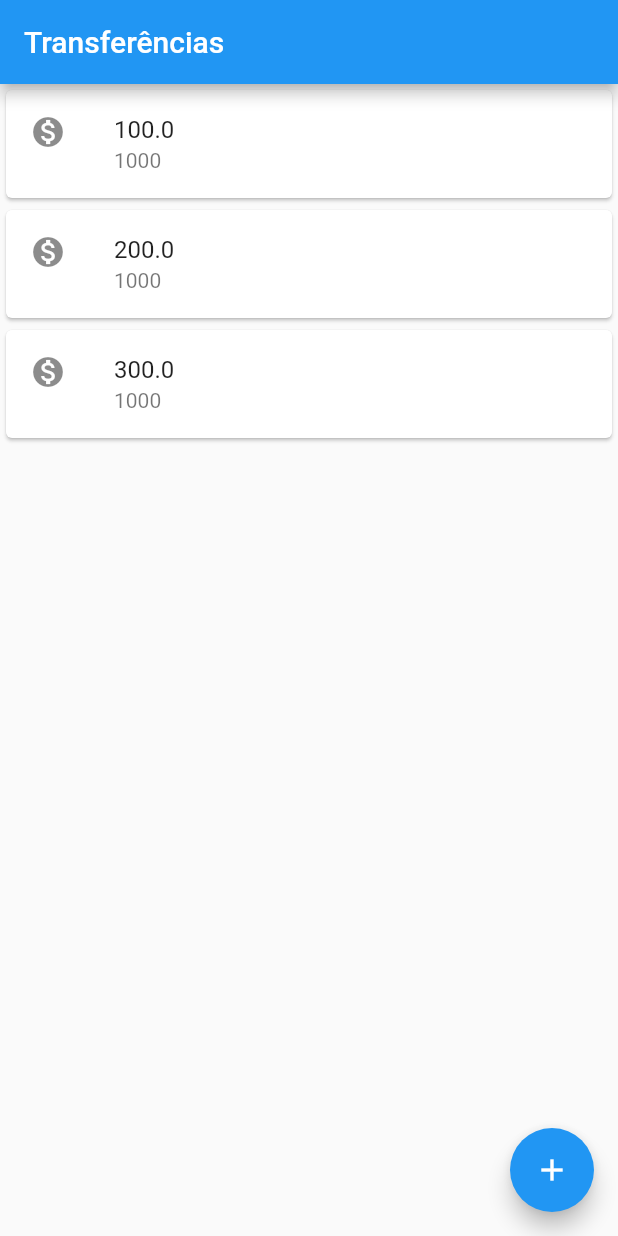
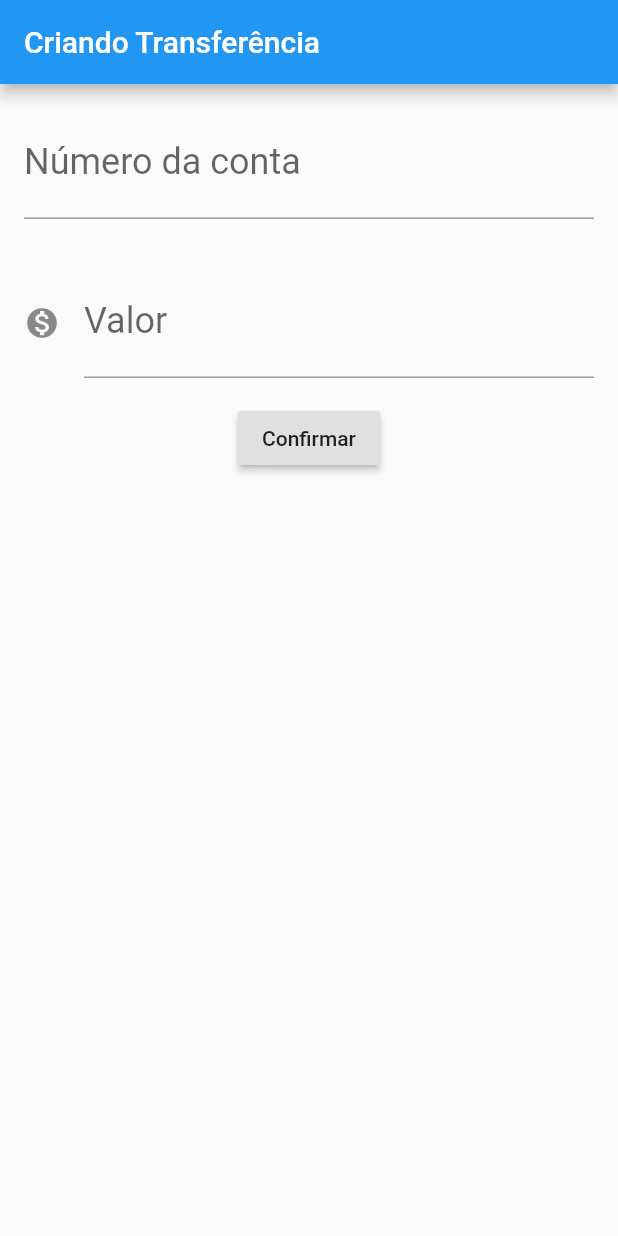
Before and after one commit to Jonas-Emir/BytebankMobile, a Flutter app: the screen it shows after launch, on a phone screen of 412 x 824 dp. Run offline on Flutter 3.47's test engine with Material 2 defaults, Android fonts, the phone set to English and light mode, and no system bars.

Commit message:
Criação do Formulário de tTransferência

```diff
--- a/lib/main.dart
+++ b/lib/main.dart
@@ -1,43 +1,103 @@
 import 'package:flutter/material.dart';
 
-void main() => runApp(MaterialApp(
-  home: Scaffold(
-    body: ListaTransferencias(),
-    appBar: AppBar(title: Text('Transferências'),),
-    floatingActionButton: FloatingActionButton(
-      onPressed: () {  },
-      child: Icon(Icons.add),
-    ),
-  ),
-));
+void main() => runApp(BytebankApp());
+
+class BytebankApp extends StatelessWidget {
+  @override
+  Widget build(BuildContext context) {
+    return MaterialApp(
+      home: Scaffold(
+        body: FormularioTransferencia(),
+      ),
+    );
+  }
+}
+
+
+class FormularioTransferencia  extends StatelessWidget {
+  @override
+  Widget build(BuildContext context) {
+    return Scaffold(
+      appBar: AppBar(title: Text('Criando Transferência') ,),
+        body: Column(
+          children: <Widget>[
+            Padding(
+              padding: const EdgeInsets.all(16.0),
+              child: TextField(
+                style: TextStyle(
+                  fontSize: 24.0
+                ),
+                decoration: InputDecoration(
+                  labelText: 'Número da conta',
+                  hintText: '0000'
+                ),
+                keyboardType: TextInputType.number,
+              ),
+            ),
+            Padding(
+              padding: const EdgeInsets.all(16.0),
+              child: TextField(
+                style: TextStyle(
+                  fontSize: 24.0
+                ),
+                decoration: InputDecoration(
+                  icon: Icon(Icons.monetization_on),
+                  labelText: 'Valor',
+                  hintText: '0.00'
+                ),
+                keyboardType: TextInputType.number,
+              ),
+            ),
+            RaisedButton(onPressed: () {  },
+            child: Text('Confirmar'),)
+          ],
+        ));
+  }
+}
 
 class ListaTransferencias extends StatelessWidget {
   @override
   Widget build(BuildContext context) {
-    return Column(
-      children: <Widget>[
-        Card(
-          child: ListTile(
-            leading: Icon(Icons.monetization_on),
-            title: Text('100.0'),
-            subtitle: Text('1000'),
-          ),
-        ),
-        Card(
-            child: ListTile(
-              leading: Icon(Icons.monetization_on),
-              title: Text('200.0'),
-              subtitle: Text('1000'),
-            )
-        ),
-        Card(
-            child: ListTile(
-              leading: Icon(Icons.monetization_on),
-              title: Text('300.0'),
-              subtitle: Text('1000'),
-            )
-        ),
-      ],
+    return Scaffold(
+      appBar: AppBar(
+        title: Text('Transferências'),),
+
+      body: Column(
+        children: <Widget>[
+        ItemTransferencia(Transferencia(100.0, 1000)),
+        ItemTransferencia(Transferencia(200.0, 2000)),
+        ItemTransferencia(Transferencia(300.0, 3000)),
+        ],
+      ),
+      floatingActionButton: FloatingActionButton(
+        onPressed: () {  },
+        child: Icon(Icons.add),
+      ),
     );
   }
 }
+
+class ItemTransferencia extends StatelessWidget {
+
+ final Transferencia _transferencia;
+
+  ItemTransferencia(this._transferencia);
+
+  @override
+  Widget build(BuildContext context) {
+    return Card(
+        child: ListTile(
+          leading: Icon(Icons.monetization_on),
+          title: Text(_transferencia.valor.toString()),
+          subtitle: Text(_transferencia.numeroConta.toString()),
+        ));
+  }
+}
+
+class Transferencia {
+  final double valor;
+  final int numeroConta;
+
+  Transferencia(this.valor, this.numeroConta);
+
+}
```
